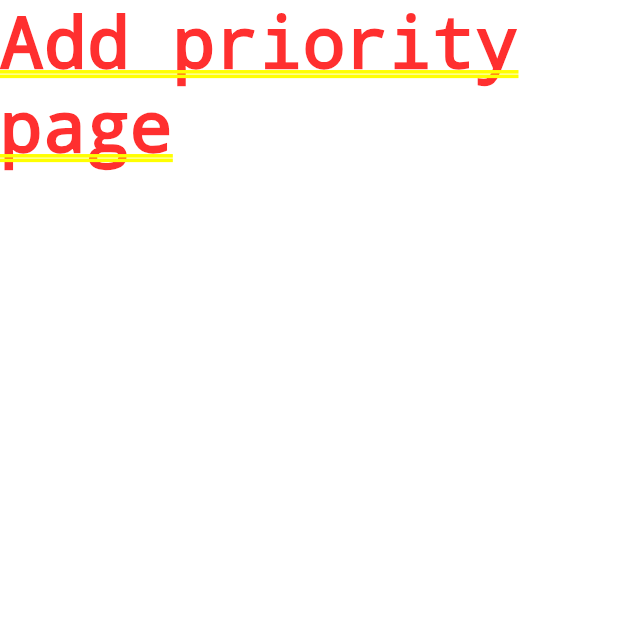
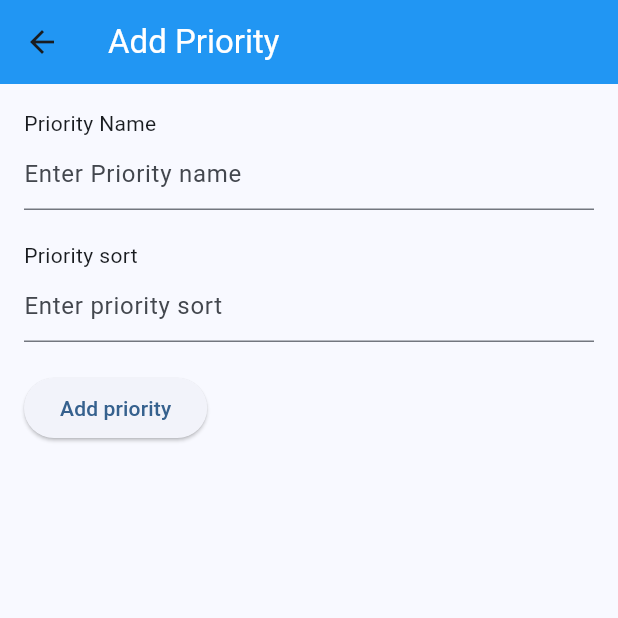
Before and after one commit to mtiganik/flutter_todo_app, a Flutter app: the PrioritiesHome screen opened directly, after a tap on "Add new", on a phone screen of 412 x 824 dp, the top half of it. Run offline on Flutter 3.47's test engine with Material 2 defaults, Android fonts, the phone set to English and light mode, and no system bars; our stand-ins replace google_fonts, shared_preferences, sqflite; accounts and stored records are empty; network calls fail.

Commit message:
add priority

```diff
--- a/lib/home/categories/categories_home.dart
+++ b/lib/home/categories/categories_home.dart
@@ -17,12 +17,6 @@ class _CategoriesHomeState extends State<CategoriesHome> {
   void initState() {
     super.initState();
     categoriesFuture = CategoryApi.getAllCategories();
-  }
-
-  Future<void> refreshCategories() async{
-    setState((){
-      categoriesFuture = CategoryApi.getAllCategories();
-    });
   }
 
   Future<void> handleAddCategoryPress(BuildContext context) async{
--- a/lib/home/priorities/add_priority_page.dart
+++ b/lib/home/priorities/add_priority_page.dart
@@ -1,13 +1,110 @@
 
 
 import 'package:flutter/material.dart';
+import 'package:flutter_todo_app/api/api_methods/priority_api.dart';
+import 'package:flutter_todo_app/models/priority.dart';
+import 'package:uuid/uuid.dart';
 
-class AddPriorityPage extends StatelessWidget{
+class AddPriorityPage extends StatefulWidget{
   const AddPriorityPage({super.key});
 
   @override
-  Widget build(BuildContext context) {
-    return const Text("Add priority page");
+  State<StatefulWidget> createState() => _AddPriorityPageState();
+
+}
+
+class _AddPriorityPageState extends State<AddPriorityPage>{
+
+  final _formKey = GlobalKey<FormState>();
+  final priorityNameController = TextEditingController();
+  final prioritySortController = TextEditingController();
+
+  Future<bool> handleDataAdd() async{
+    Priority priority = Priority(
+      id: const Uuid().v4(),
+      priorityName: priorityNameController.text,
+      prioritySort: int.parse(prioritySortController.text)
+    );
+    var result = await PriorityApi.addPriority(priority);
+    if(result == 201){return true;}
+    else{return false;}
   }
 
+  Future<void> handleAddPriorityPress() async{
+    if(_formKey.currentState!.validate()){
+      ScaffoldMessenger.of(context).showSnackBar(
+        const SnackBar(content: Text('Processing Data')),
+      );
+      var postResult = await handleDataAdd();
+      if(context.mounted){
+        if(postResult){
+          ScaffoldMessenger.of(context).showSnackBar(
+            const SnackBar(content: Text("New priority added"))
+          );
+          Navigator.pop(context,true); // true indicates to refresh current priority list
+        }else{
+          ScaffoldMessenger.of(context).showSnackBar(
+            const SnackBar(content: Text("Error adding new priority"))
+          );
+        }
+      }
+    }
+
+  }
+  @override
+  Widget build(BuildContext context) {
+    return Scaffold(appBar: AppBar(
+      title: const Text("Add Priority", style:TextStyle(color: Colors.white)),
+    backgroundColor: Colors.blue,
+    ),
+    body: Padding(
+      padding: const EdgeInsets.all(16.0),
+      child: Form(
+        key:_formKey,
+        child: Column(
+          crossAxisAlignment: CrossAxisAlignment.start,
+          children: [
+            const Text("Priority Name"),
+            TextFormField(
+              controller: priorityNameController,
+              validator: (value){
+                if (value == null || value.isEmpty){
+                  return 'Please enter some text';
+                }return null;
+              },
+              decoration: const InputDecoration(
+                hintText: 'Enter Priority name'
+              )
+            ),
+            const SizedBox(height: 20,),
+            const Text("Priority sort"),
+            TextFormField(
+              controller: prioritySortController,
+              keyboardType: TextInputType.number,
+              validator: (value){
+                if(value == null || value.isEmpty){
+                  return "Invalid input";
+                }return null;
+              },
+              decoration: const InputDecoration(
+                hintText: "Enter priority sort"
+              ),
+            ),
+            const SizedBox(height:20),
+            ElevatedButton(
+            onPressed:  handleAddPriorityPress,
+            child: const Text("Add priority"))
+          ],
+        ),
+      )
+    ),
+    );
+  }
+
+@override
+void dispose(){
+  priorityNameController.dispose();
+  prioritySortController.dispose();
+  super.dispose();
 }
+}
--- a/lib/home/priorities/priorities_home.dart
+++ b/lib/home/priorities/priorities_home.dart
@@ -1,12 +1,39 @@
 
 
 import 'package:flutter/material.dart';
+import 'package:flutter_todo_app/api/api_methods/priority_api.dart';
 import 'package:flutter_todo_app/home/priorities/add_priority_page.dart';
-import 'package:flutter_todo_app/home/priorities/priorities_list.dart';
+import 'package:flutter_todo_app/home/priorities/priority_list_item.dart';
+import 'package:flutter_todo_app/models/priority.dart';
 
-class PrioritiesHome extends StatelessWidget{
+class PrioritiesHome extends StatefulWidget{
   const PrioritiesHome({super.key});
 
+  @override
+  State<StatefulWidget> createState() => _PrioritiesHomeState();
+}
+class _PrioritiesHomeState extends State<PrioritiesHome>{
+  Future<List<Priority>?>? prioritiesFuture;
+
+  @override
+  void initState(){
+    super.initState();
+    prioritiesFuture = PriorityApi.getAllPriorities();
+  }
+
+  Future<void> handleAddPriorityPress(BuildContext context) async{
+    Navigator.push(
+      context,
+      MaterialPageRoute(
+        builder: ((context) => const AddPriorityPage())
+      )).then((value){
+        if(value == true){
+          setState(() {
+            prioritiesFuture = PriorityApi.getAllPriorities();
+          });
+        }
+      });
+  }
   @override
   Widget build(BuildContext context) {
     return Scaffold(
@@ -19,14 +46,42 @@ class PrioritiesHome extends StatelessWidget{
           Row(
             mainAxisAlignment: MainAxisAlignment.center,
             children: [
-              ElevatedButton(onPressed: (){Navigator.push(context, MaterialPageRoute(builder: ((context) =>  AddPriorityPage()))); }, child: const Text("Add new")),
+              ElevatedButton(
+                  onPressed: () {
+                    handleAddPriorityPress(context);
+                  },
+                  child: const Text("Add new")),
             ],
           ),
-          const PrioritiesList()
+          FutureBuilder(
+            future: prioritiesFuture,
+            builder: (context, snapshot) {
+              if (snapshot.connectionState == ConnectionState.waiting) {
+                return const Center(
+                  child: CircularProgressIndicator(),
+                );
+              } else if (snapshot.hasError) {
+                return Center(
+                  child: Text("Error: ${snapshot.error}"),
+                );
+              } else if (!snapshot.hasData || snapshot.data!.isEmpty) {
+                return const Center(
+                  child: Text("No priorities available"),
+                );
+              } else {
+                return ListView.builder(
+                  shrinkWrap: true,
+                  itemCount: snapshot.data!.length,
+                  itemBuilder: (context, index) {
+                    Priority priority = snapshot.data![index];
+                    return PriorityListItem(priority: priority);
+                  },
+                );
+              }
+            },
+          )
         ],
       ),
     );
-
   }
-
 }
--- a/lib/home/priorities/priorities_list.dart
+++ /dev/null
@@ -1,52 +0,0 @@
-import 'package:flutter/material.dart';
-import 'package:flutter_todo_app/api/api_methods/priority_api.dart';
-import 'package:flutter_todo_app/home/priorities/priority_list_item.dart';
-import 'package:flutter_todo_app/models/priority.dart';
-
-class PrioritiesList extends StatefulWidget {
-  const PrioritiesList({super.key});
-
-  @override
-  State<StatefulWidget> createState() => _PrioritiesListState();
-}
-
-class _PrioritiesListState extends State<PrioritiesList> {
-  Future<List<Priority>?>? prioritiesFuture;
-
-  @override
-  void initState() {
-    super.initState();
-    prioritiesFuture = PriorityApi.getAllPriorities();
-  }
-
-  @override
-  Widget build(BuildContext context) {
-    return FutureBuilder(
-      future: prioritiesFuture,
-      builder: (context, snapshot) {
-        if (snapshot.connectionState == ConnectionState.waiting) {
-          return const Center(
-            child: CircularProgressIndicator(),
-          );
-        } else if (snapshot.hasError) {
-          return Center(
-            child: Text("Error: ${snapshot.error}"),
-          );
-        } else if (!snapshot.hasData || snapshot.data!.isEmpty) {
-          return const Center(
-            child: Text("No priorities available"),
-          );
-        } else {
-          return ListView.builder(
-            shrinkWrap: true,
-            itemCount: snapshot.data!.length,
-            itemBuilder: (context, index) {
-              Priority priority = snapshot.data![index];
-              return PriorityListItem(priority: priority);
-            },
-          );
-        }
-      },
-    );
-  }
-}
```
Also changed, not shown: lib/home/categories/add_category_page.dart (+25 -23 lines).
